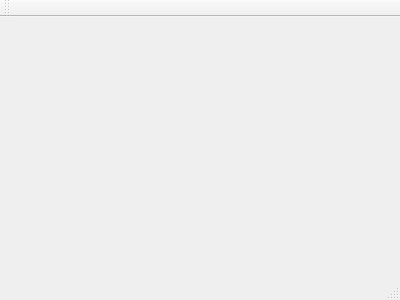
Before: the Qt Designer form cihmappsht20.ui in PhASnBenoit/appSHT20, drawn with Qt 5.
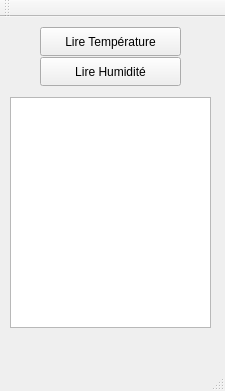
After: the same form once the commit is applied.

```diff
--- a/cihmappsht20.ui
+++ b/cihmappsht20.ui
@@ -1,24 +1,76 @@
 <ui version="4.0">
  <class>CIhmAppSHT20</class>
- <widget class="QMainWindow" name="CIhmAppSHT20" >
-  <property name="geometry" >
+ <widget class="QMainWindow" name="CIhmAppSHT20">
+  <property name="geometry">
    <rect>
     <x>0</x>
     <y>0</y>
-    <width>400</width>
-    <height>300</height>
+    <width>225</width>
+    <height>391</height>
    </rect>
   </property>
   <property name="windowTitle" >
    <string>CIhmAppSHT20</string>
   </property>
-  <widget class="QMenuBar" name="menuBar" />
-  <widget class="QToolBar" name="mainToolBar" />
-  <widget class="QWidget" name="centralWidget" />
-  <widget class="QStatusBar" name="statusBar" />
+  <widget class="QWidget" name="centralWidget">
+   <widget class="QPushButton" name="pbTemp">
+    <property name="geometry">
+     <rect>
+      <x>40</x>
+      <y>10</y>
+      <width>141</width>
+      <height>29</height>
+     </rect>
+    </property>
+    <property name="text">
+     <string>Lire Température</string>
+    </property>
+   </widget>
+   <widget class="QPushButton" name="pbHum">
+    <property name="geometry">
+     <rect>
+      <x>40</x>
+      <y>40</y>
+      <width>141</width>
+      <height>29</height>
+     </rect>
+    </property>
+    <property name="text">
+     <string>Lire Humidité</string>
+    </property>
+   </widget>
+   <widget class="QTextEdit" name="textEdit">
+    <property name="geometry">
+     <rect>
+      <x>10</x>
+      <y>80</y>
+      <width>201</width>
+      <height>231</height>
+     </rect>
+    </property>
+   </widget>
+  </widget>
+  <widget class="QMenuBar" name="menuBar">
+   <property name="geometry">
+    <rect>
+     <x>0</x>
+     <y>0</y>
+     <width>225</width>
+     <height>26</height>
+    </rect>
+   </property>
+  </widget>
+  <widget class="QToolBar" name="mainToolBar">
+   <attribute name="toolBarArea">
+    <enum>TopToolBarArea</enum>
+   </attribute>
+   <attribute name="toolBarBreak">
+    <bool>false</bool>
+   </attribute>
+  </widget>
+  <widget class="QStatusBar" name="statusBar"/>
  </widget>
- <layoutDefault spacing="6" margin="11" />
- <pixmapfunction></pixmapfunction>
+ <layoutdefault spacing="6" margin="11"/>
  <resources/>
  <connections/>
 </ui>
```
Left out of the diff: 3 changed lines with no effect on the pictures.
